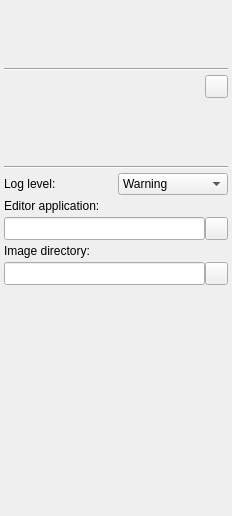
Before: the Qt Designer form PlusApp/fCal/Toolboxes/ConfigurationToolbox.ui in PlusToolkit/PlusApp, drawn with Qt 5.
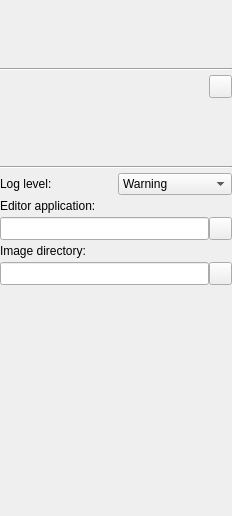
After: the same form once the commit is applied. Icons and pictures are not drawn.

Commit message: Test #547: State message color fixed; Padding reduced; Toolbox panel styled

What changed in the file:
```diff
--- a/PlusApp/fCal/Toolboxes/ConfigurationToolbox.ui
+++ b/PlusApp/fCal/Toolboxes/ConfigurationToolbox.ui
@@ -35,7 +35,16 @@
    <property name="spacing">
     <number>4</number>
    </property>
-   <property name="margin">
+   <property name="leftMargin">
+    <number>0</number>
+   </property>
+   <property name="topMargin">
+    <number>4</number>
+   </property>
+   <property name="rightMargin">
+    <number>0</number>
+   </property>
+   <property name="bottomMargin">
     <number>4</number>
    </property>
    <item>
```
The commit also changes 13 other files.
